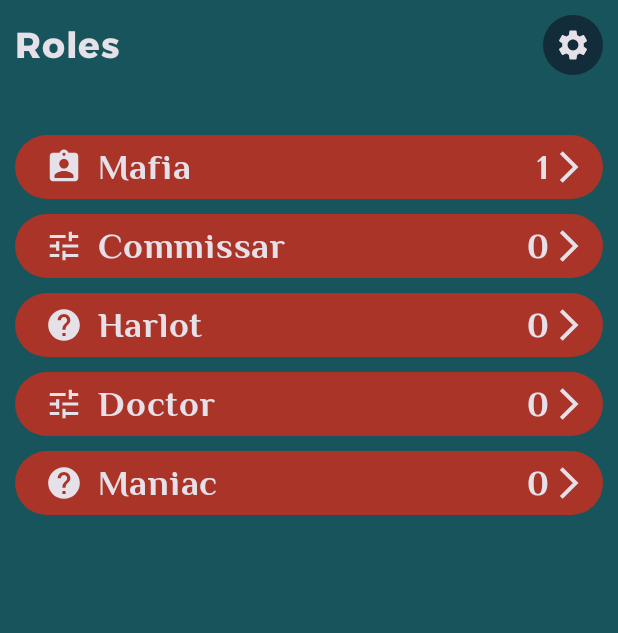
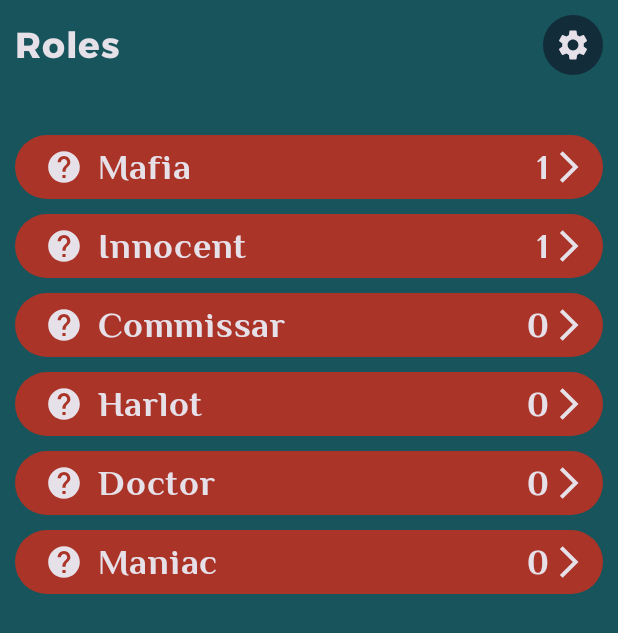
Before and after one commit to Melowetty/AssistantForMafia, an Android app built with Jetpack Compose: the roles_list screen opened through its navigation route, on a phone screen of 412 x 824 dp. Shown: the top 633 px of the screen. Run offline under Robolectric (Android 15) with nearby library versions, the phone set to English and light mode, and no system bars; Roboto replaces fonts that are not available here; 1 statement that could not run was skipped.

Commit message:
Added innocent role

```diff
--- a/app/src/main/java/com/sadteam/assistantformafia/ui/roles/RolesScreen.kt
+++ b/app/src/main/java/com/sadteam/assistantformafia/ui/roles/RolesScreen.kt
@@ -27,6 +27,9 @@ fun RolesScreen(
     players: Int?,
 ){
     var mafias by remember {
+        mutableStateOf(1)
+    }
+    var innocents by remember {
         mutableStateOf(1)
     }
     var commmissars by remember {
@@ -73,7 +76,7 @@ fun RolesScreen(
                     ) {
                         SelectCount(
                             title = stringResource(id = R.string.role_mafia),
-                            icon = painterResource(id = R.drawable.ic_baseline_assignment_ind_24),
+                            icon = painterResource(id = R.drawable.baseline_help_24),
                             minCount = 1,
                             maxCount = availableCount + mafias,
                             onValueChange = {
@@ -81,8 +84,17 @@ fun RolesScreen(
                             }
                         )
                         SelectCount(
+                            title = stringResource(id = R.string.role_innocent),
+                            icon = painterResource(id = R.drawable.baseline_help_24),
+                            minCount = 1,
+                            maxCount = availableCount + innocents,
+                            onValueChange = {
+                                innocents = it
+                            }
+                        )
+                        SelectCount(
                             title = stringResource(id = R.string.role_commissar),
-                            icon = painterResource(id = R.drawable.baseline_tune_24),
+                            icon = painterResource(id = R.drawable.baseline_help_24),
                             minCount = 0,
                             maxCount = availableCount + commmissars,
                             onValueChange = {
@@ -100,7 +112,7 @@ fun RolesScreen(
                         )
                         SelectCount(
                             title = stringResource(id = R.string.role_doctor),
-                            icon = painterResource(id = R.drawable.baseline_tune_24),
+                            icon = painterResource(id = R.drawable.baseline_help_24),
                             minCount = 0,
                             maxCount = availableCount + doctors,
                             onValueChange = {
--- a/app/src/main/res/values/strings.xml
+++ b/app/src/main/res/values/strings.xml
@@ -16,4 +16,5 @@
     <string name="role_harlot">Harlot</string>
     <string name="role_doctor">Doctor</string>
     <string name="role_maniac">Maniac</string>
+    <string name="role_innocent">Innocent</string>
 </resources>
```
Also changed, not shown: 1 other file.
